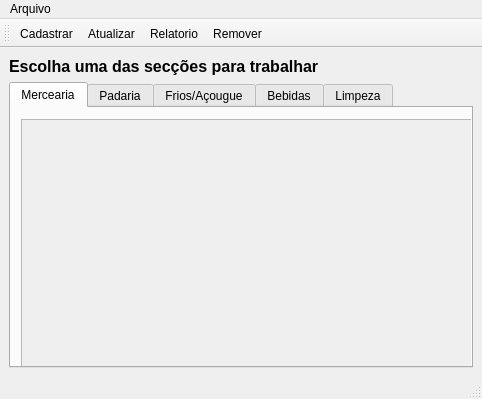
Above: Projeto 3/Projeto/menu.ui from Rodrigo-P-Nascimento/Qt-DRUD before the change. Below: the same form after it.
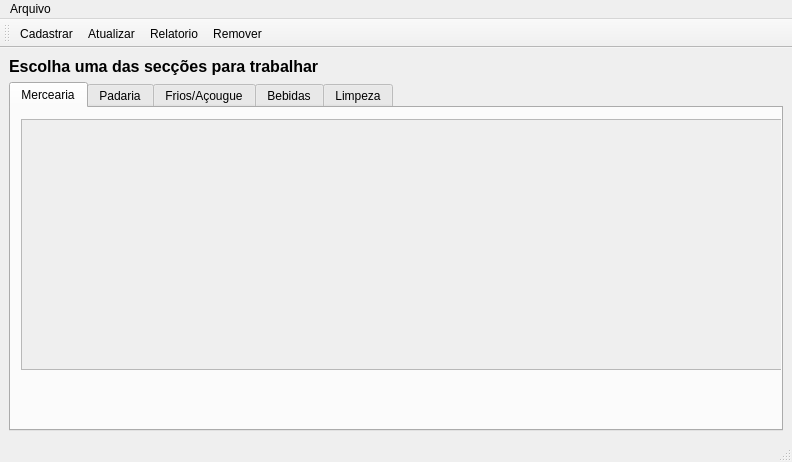
That is the form after the change. Icons and pictures are not drawn.

```diff
--- a/Projeto 3/Projeto/menu.ui
+++ b/Projeto 3/Projeto/menu.ui
@@ -6,8 +6,8 @@
    <rect>
     <x>0</x>
     <y>0</y>
-    <width>482</width>
-    <height>399</height>
+    <width>792</width>
+    <height>462</height>
    </rect>
   </property>
   <property name="windowTitle">
@@ -107,7 +107,7 @@
     <rect>
      <x>0</x>
      <y>0</y>
-     <width>482</width>
+     <width>792</width>
      <height>20</height>
     </rect>
    </property>
```
